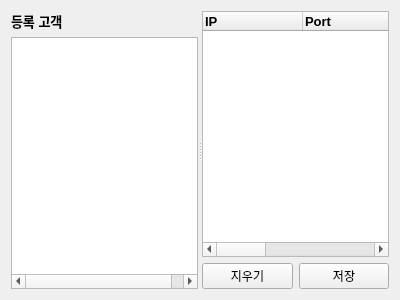
The window that CustomerProduct2Project/chatserverform.ui (SaintMonguss/Qt) describes before a commit, drawn with Qt 5.
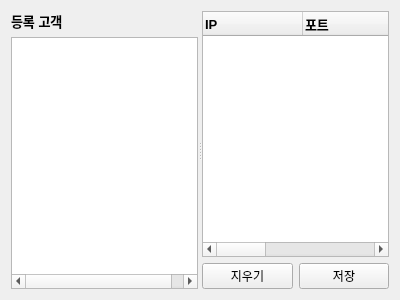
The same window after the commit.

Commit message: 초대시 클라이언트 버튼 글자 변경

Diff of the .ui file:
```diff
--- a/CustomerProduct2Project/chatserverform.ui
+++ b/CustomerProduct2Project/chatserverform.ui
@@ -85,7 +85,7 @@
          </column>
          <column>
           <property name="text">
-           <string>Port</string>
+           <string>포트</string>
           </property>
           <property name="font">
            <font>
@@ -107,7 +107,7 @@
          </column>
          <column>
           <property name="text">
-           <string>Name</string>
+           <string>이름</string>
           </property>
           <property name="font">
            <font>
@@ -118,7 +118,7 @@
          </column>
          <column>
           <property name="text">
-           <string>Message</string>
+           <string>메세지</string>
           </property>
           <property name="font">
            <font>
@@ -129,7 +129,7 @@
          </column>
          <column>
           <property name="text">
-           <string>Time</string>
+           <string>시간</string>
           </property>
           <property name="font">
            <font>
```
The commit also changes 1 other file.
